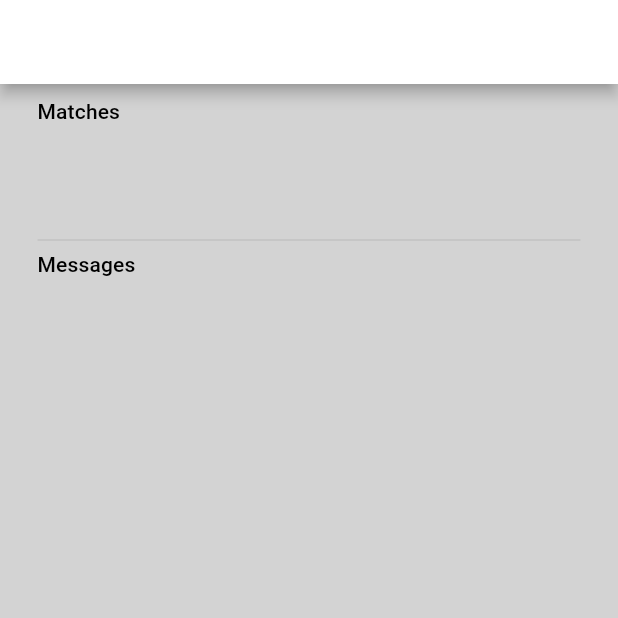
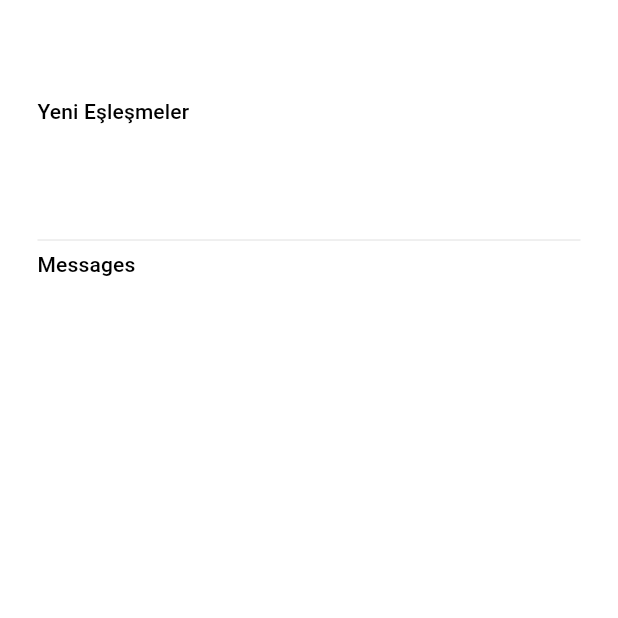
Before and after one commit to oguzhan2142/date_app, a Flutter app: the ChatView screen opened directly, on a phone screen of 412 x 824 dp, the top half of it. Run offline on Flutter 3.47's test engine with Material 2 defaults, Android fonts, the phone set to English and light mode, and no system bars; our stand-ins replace bottom_navy_bar, dio, flutter_chat_types, flutter_chat_ui, get_time_ago, image_cropper and 4 more; accounts and stored records are empty; statements that could not run were skipped.

```diff
--- a/lib/base/view_model.dart
+++ b/lib/base/view_model.dart
@@ -1,9 +1,6 @@
 import 'package:flutter/material.dart';
 
 abstract class ViewModel extends ChangeNotifier {
-  ViewModel() {
-    init();
-  }
-
-  void init() {}
+  BuildContext context;
+  ViewModel({required this.context});
 }
--- a/lib/features/authentication/view/login_view.dart
+++ b/lib/features/authentication/view/login_view.dart
@@ -16,7 +16,7 @@ class _LoginViewState extends State<LoginView> {
 
   @override
   void initState() {
-    viewModel = LoginViewModel();
+    viewModel = LoginViewModel(context: context);
     super.initState();
   }
 
--- a/lib/features/authentication/view/register_view.dart
+++ b/lib/features/authentication/view/register_view.dart
@@ -15,7 +15,7 @@ class _RegisterViewState extends State<RegisterView> {
 
   @override
   void initState() {
-    viewModel = RegisterViewModel();
+    viewModel = RegisterViewModel(context: context);
     super.initState();
   }
 
--- a/lib/features/authentication/viewmodel/login_viewmodel.dart
+++ b/lib/features/authentication/viewmodel/login_viewmodel.dart
@@ -5,7 +5,7 @@ class LoginViewModel extends ViewModel {
   final usernameController = TextEditingController();
   final passwordController = TextEditingController();
 
-  LoginViewModel();
+  LoginViewModel({required super.context});
 
   void onLogin() {
     // ref.read(loginBtnLoadingProvider.state).state = true;
--- a/lib/features/authentication/viewmodel/register_viewmodel.dart
+++ b/lib/features/authentication/viewmodel/register_viewmodel.dart
@@ -7,7 +7,8 @@ class RegisterViewModel extends ViewModel {
   final mailController = TextEditingController();
   final firstNameController = TextEditingController();
   final passwordController = TextEditingController();
-  RegisterViewModel();
+
+  RegisterViewModel({required super.context});
 
   void onRegister() {
     // final authInput = AuthInput(
--- a/lib/features/chat/view/chat_detail_view.dart
+++ b/lib/features/chat/view/chat_detail_view.dart
@@ -17,6 +17,7 @@ class _ChatDetailViewState extends State<ChatDetailView> {
   @override
   void initState() {
     viewModel = ChatDetailViewModel(
+      context: context,
       // otherUserId: widget.otherUserId,
       otherUserId: 'widget.otherUserId',
     );
--- a/lib/features/chat/view/chat_view.dart
+++ b/lib/features/chat/view/chat_view.dart
@@ -3,6 +3,9 @@ import 'package:flutter/material.dart';
 import 'package:frontend/enums/padding_type.dart';
 import 'package:frontend/features/chat/viewmodel/chat_viewmodel.dart';
 import 'package:provider/provider.dart';
+
+import '../widget/chat_match_list_item.dart';
+import '../widget/room_list_item.dart';
 
 class ChatView extends StatefulWidget {
   const ChatView({super.key});
@@ -16,13 +19,15 @@ class _ChatViewState extends State<ChatView> {
 
   @override
   void initState() {
-    viewModel = ChatViewModel();
+    viewModel = ChatViewModel(context: context);
     super.initState();
   }
 
   @override
   Widget build(BuildContext context) {
-    return Scaffold(
+    return ChangeNotifierProvider(
+      create: (context) => viewModel,
+      child: Scaffold(
         appBar: AppBar(),
         body: Padding(
           padding: PaddingType.PAGE.insets,
@@ -31,7 +36,7 @@ class _ChatViewState extends State<ChatView> {
             children: [
               const SizedBox(height: 10),
               Text(
-              'Matches',
+                'Yeni Eşleşmeler',
                 style: Theme.of(context).textTheme.titleSmall,
               ),
               const SizedBox(height: 5),
@@ -39,23 +44,25 @@ class _ChatViewState extends State<ChatView> {
                 height: 65,
                 child: Consumer(
                   builder: (context, ref, child) {
+                    var matches = viewModel.chatMatches;
+                    if (matches == null) {
                       return const SizedBox();
-                  // var matches = ref.watch(matchesProvider);
-                  // return ListView.separated(
-                  //   itemCount: matches.length,
-                  //   scrollDirection: Axis.horizontal,
-                  //   itemBuilder: (context, index) {
-                  //     return ChatMatchListItem(
-                  //       chatMatch: matches[index],
-                  //       onTap: () => viewModel.navigateToChatDetail(
-                  //         matches[index].userId!,
-                  //       ),
-                  //     );
-                  //   },
-                  //   separatorBuilder: (_, index) => const SizedBox(
-                  //     width: 10,
-                  //   ),
-                  // );
+                    }
+                    return ListView.separated(
+                      itemCount: matches.length,
+                      scrollDirection: Axis.horizontal,
+                      itemBuilder: (context, index) {
+                        return ChatMatchListItem(
+                          chatMatch: matches[index],
+                          onTap: () => viewModel.navigateToChatDetail(
+                            matches[index].userId!,
+                          ),
+                        );
+                      },
+                      separatorBuilder: (_, index) => const SizedBox(
+                        width: 10,
+                      ),
+                    );
                   },
                 ),
               ),
@@ -67,25 +74,28 @@ class _ChatViewState extends State<ChatView> {
               Expanded(
                 child: Consumer(
                   builder: (context, _, child) {
+                    var rooms = viewModel.rooms;
+                    if (rooms == null) {
                       return const SizedBox();
-                  // var rooms = ref.watch(roomsProvider);
-                  // return ListView.builder(
-                  //   itemCount: rooms.length,
-                  //   itemBuilder: (context, index) {
-                  //     return RoomListItem(
-                  //       onTap: () => viewModel.navigateToChatDetail(
-                  //         rooms[index].contact!.id!,
-                  //       ),
-                  //       room: rooms[index],
-                  //     );
-                  //   },
-                  // );
+                    }
+                    return ListView.builder(
+                      itemCount: rooms.length,
+                      itemBuilder: (context, index) {
+                        return RoomListItem(
+                          onTap: () => viewModel.navigateToChatDetail(
+                            rooms[index].contact!.id!,
+                          ),
+                          room: rooms[index],
+                        );
+                      },
+                    );
                   },
                 ),
               ),
             ],
           ),
         ),
+      ),
     );
   }
 }
--- a/lib/features/chat/viewmodel/chat_viewmodel.dart
+++ b/lib/features/chat/viewmodel/chat_viewmodel.dart
@@ -1,41 +1,31 @@
 import 'package:frontend/base/view_model.dart';
+import 'package:frontend/features/chat/repository/i_chat_repository.dart';
+import 'package:frontend/interface/authenticated.dart';
+import 'package:provider/provider.dart';
 
-class ChatViewModel extends ViewModel {
-  ChatViewModel();
+import '../model/chat_match.dart';
+import '../model/room.dart';
 
-  @override
-  void init() {
+class ChatViewModel extends ViewModel with IAuthenticated {
+  late final IChatRepository chatRepository;
+
+  List<Room>? rooms;
+  List<ChatMatch>? chatMatches;
+
+  ChatViewModel({required super.context}) {
+    chatRepository = Provider.of<IChatRepository>(context, listen: false);
     _initMatches();
-
     _initRooms();
-
-    super.init();
   }
 
-  void _initRooms() {
-    // ref
-    //     .read(chatRepositoryProvider)
-    //     .getRooms(
-    //       userId: Auth.instance!.user.id,
-    //     )
-    //     .then((value) {
-    //   if (value != null) {
-    //     ref.read(roomsProvider.state).state = value;
-    //   }
-    // });
+  void _initRooms() async {
+    rooms = await chatRepository.getRooms(userId: id);
+    notifyListeners();
   }
 
-  void _initMatches() {
-    // ref
-    //     .read(chatRepositoryProvider)
-    //     .getMatches(
-    //       userId: Auth.instance!.user.id,
-    //     )
-    //     .then((value) {
-    //   if (value != null) {
-    //     ref.read(matchesProvider.state).state = value;
-    //   }
-    // });
+  void _initMatches() async {
+    chatMatches = await chatRepository.getMatches(userId: id);
+    notifyListeners();
   }
 
   void navigateToChatDetail(String otherUserId) {
--- a/lib/features/profile/view/photos_view.dart
+++ b/lib/features/profile/view/photos_view.dart
@@ -16,7 +16,7 @@ class _PhotosViewState extends State<PhotosView> {
 
   @override
   void initState() {
-    viewModel = PhotosViewModel();
+    viewModel = PhotosViewModel(context: context);
     super.initState();
   }
 
--- a/lib/features/profile/view/profile_view.dart
+++ b/lib/features/profile/view/profile_view.dart
@@ -15,7 +15,7 @@ class _ProfileViewState extends State<ProfileView> {
 
   @override
   void initState() {
-    viewModel = ProfileViewModel();
+    viewModel = ProfileViewModel(context: context);
     super.initState();
   }
 
--- a/lib/features/profile/viewmodel/profile_viewmodel.dart
+++ b/lib/features/profile/viewmodel/profile_viewmodel.dart
@@ -5,7 +5,7 @@ import '../../../manager/cache_manager/cache_tags.dart';
 import '../../../model/auth.dart';
 
 class ProfileViewModel extends ViewModel {
-  ProfileViewModel();
+  ProfileViewModel({required super.context});
 
   void signOut() {
     Auth.instance = null;
--- /dev/null
+++ b/lib/interface/authenticated.dart
@@ -0,0 +1,5 @@
+import '../model/auth.dart';
+
+abstract class IAuthenticated {
+  String get id => Auth.instance!.user.id;
+}
--- a/lib/manager/theme/theme_manager.dart
+++ b/lib/manager/theme/theme_manager.dart
@@ -9,10 +9,8 @@ class ThemeManager {
   final lightTheme = ThemeData(
     primarySwatch: primarySwatch,
     primaryColor: primary,
-    scaffoldBackgroundColor: scaffoldBackground,
-    appBarTheme: const AppBarTheme(
-      color: Colors.white,
-    ),
+    scaffoldBackgroundColor: Colors.white,
+    appBarTheme: const AppBarTheme(color: Colors.white, elevation: 0),
     iconTheme: const IconThemeData(color: gray),
     textTheme: const TextTheme(),
   );
```
Also changed, not shown: lib/features/chat/viewmodel/chat_detail_view_model.dart (+5 -3 lines), lib/features/match/view/match_view.dart (+3 -11 lines), lib/features/match/viewmodel/match_viewmodel.dart (+7 -8 lines), lib/features/profile/viewmodel/photos_viewmodel.dart (+1 -6 lines), lib/main.dart (+7 -0 lines). Lines whose indentation alone changed are shown as unchanged.
